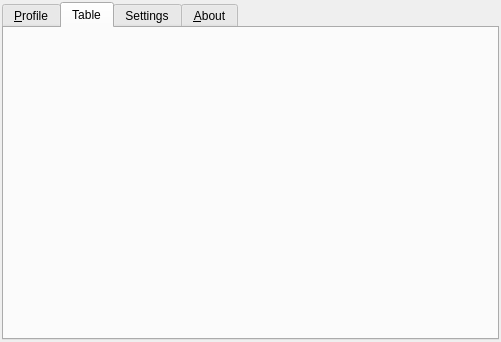
Above: tools/ui_profiletool.ui from etiennesky/profiletool before the change. Below: the same form after it.
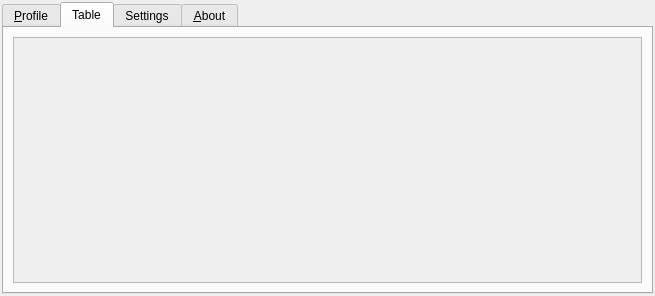
That is the form after the change. The open tabs and pages were chosen to show the change. Custom widgets are drawn as their Qt base class.

```diff
--- a/tools/ui_profiletool.ui
+++ b/tools/ui_profiletool.ui
@@ -6,28 +6,19 @@
    <rect>
     <x>0</x>
     <y>0</y>
-    <width>501</width>
-    <height>342</height>
+    <width>655</width>
+    <height>296</height>
    </rect>
   </property>
   <property name="windowTitle">
    <string>Profile Tool</string>
   </property>
   <widget class="QWidget" name="dockWidgetContents">
-   <layout class="QFormLayout" name="formLayout">
-    <property name="fieldGrowthPolicy">
-     <enum>QFormLayout::ExpandingFieldsGrow</enum>
-    </property>
-    <property name="horizontalSpacing">
-     <number>2</number>
-    </property>
-    <property name="verticalSpacing">
-     <number>2</number>
-    </property>
+   <layout class="QHBoxLayout" name="horizontalLayout_2">
     <property name="margin">
      <number>2</number>
     </property>
-    <item row="0" column="0" colspan="2">
+    <item>
      <widget class="QTabWidget" name="tabWidget">
       <property name="autoFillBackground">
        <bool>true</bool>
@@ -233,6 +224,25 @@
        <attribute name="title">
         <string>Table</string>
        </attribute>
+       <layout class="QVBoxLayout" name="verticalLayout_2">
+        <item>
+         <widget class="QScrollArea" name="scrollArea">
+          <property name="widgetResizable">
+           <bool>true</bool>
+          </property>
+          <widget class="QWidget" name="scrollAreaWidgetContents">
+           <property name="geometry">
+            <rect>
+             <x>0</x>
+             <y>0</y>
+             <width>625</width>
+             <height>222</height>
+            </rect>
+           </property>
+          </widget>
+         </widget>
+        </item>
+       </layout>
       </widget>
       <widget class="QWidget" name="tab_3">
        <attribute name="title">
```
Left out of the diff: 19 changed lines with no effect on the pictures. Lines whose indentation alone changed are shown as unchanged.
